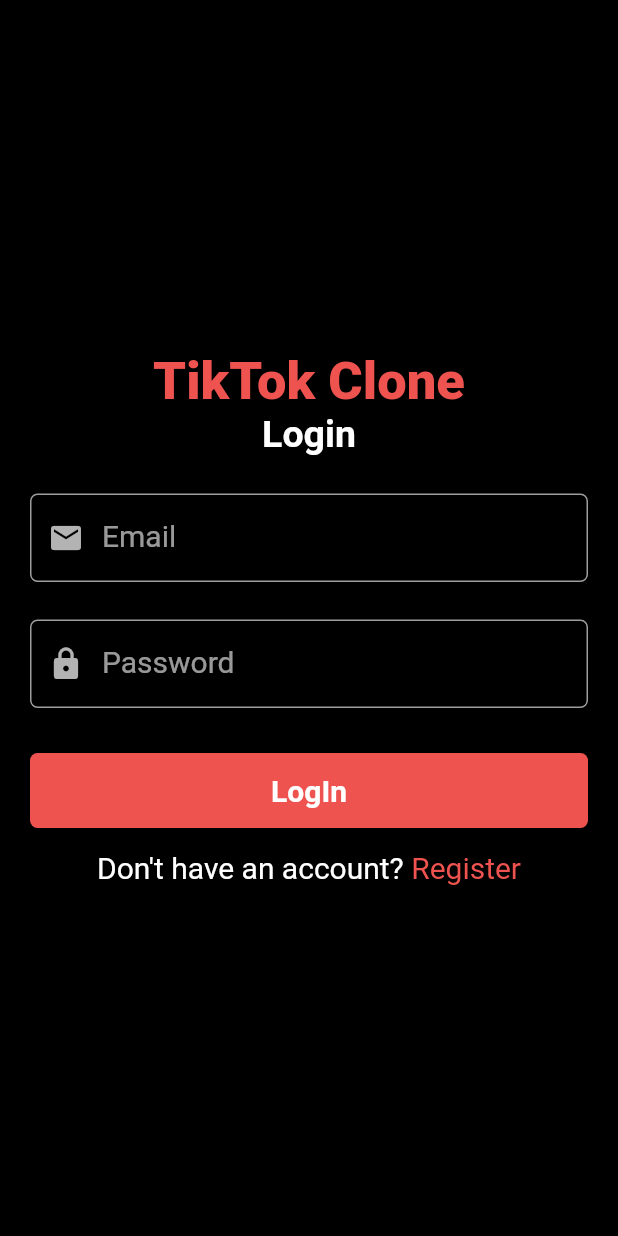
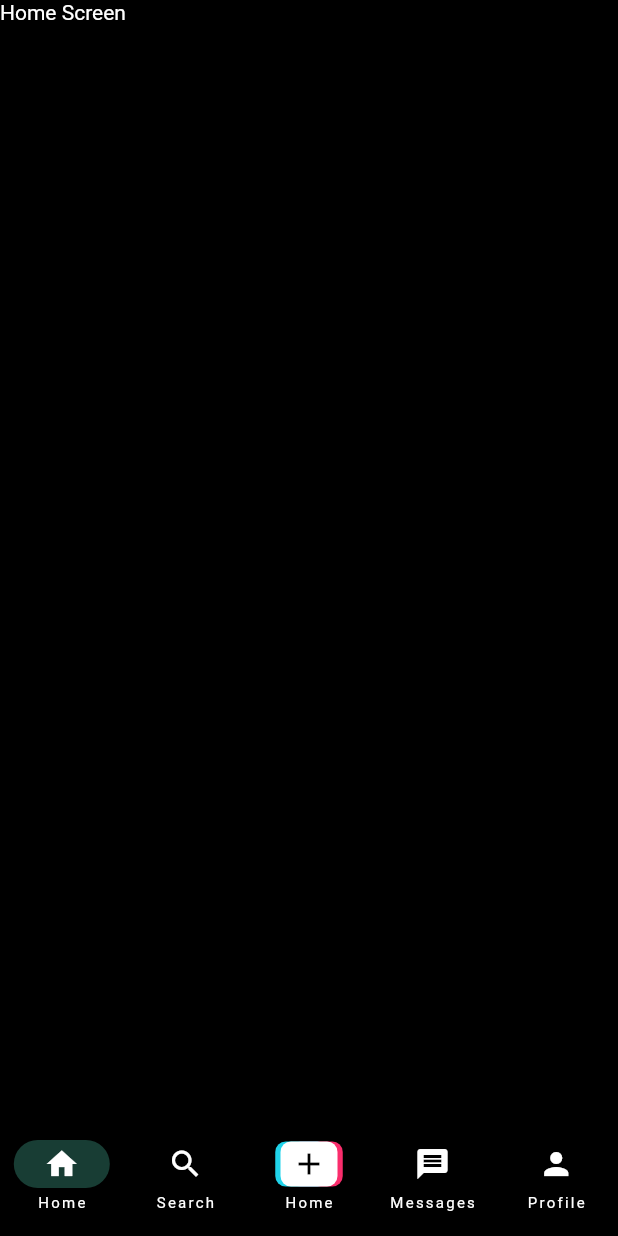
Before and after one commit to RPRKLR/flutter_learning, a Flutter app: the screen it shows after launch, on a phone screen of 412 x 824 dp. Run offline on Flutter 3.47's test engine with Material 2 defaults, Android fonts, the phone set to English and light mode, and no system bars; our stand-ins replace cloud_firestore, firebase_auth, firebase_core, firebase_storage, flutter_svg, get and 2 more; missing offline and left inert: video_compress; accounts and stored records are empty.

Commit message:
Added video uploading functionality, but there is a bug in the login, will work on it alter

```diff
--- a/tiktok_clone/lib/constants.dart
+++ b/tiktok_clone/lib/constants.dart
@@ -3,6 +3,16 @@ import 'package:firebase_auth/firebase_auth.dart';
 import 'package:firebase_storage/firebase_storage.dart';
 import 'package:flutter/material.dart';
 import 'package:tiktok_clone/controllers/auth_controller.dart';
+import 'package:tiktok_clone/views/screens/add_video_screen.dart';
+
+// Pages
+const pages = [
+  Text('Home Screen'),
+  Text('Messages Screen'),
+  AddVideoScreen(),
+  Text('Messages Screen'),
+  Text('Profile Screen'),
+];
 
 // COLORS
 const backgroundColor = Colors.black;
--- a/tiktok_clone/lib/main.dart
+++ b/tiktok_clone/lib/main.dart
@@ -4,6 +4,7 @@ import 'package:get/get.dart';
 import 'package:tiktok_clone/controllers/auth_controller.dart';
 import 'package:tiktok_clone/views/screens/auth/login_screen.dart';
 import 'package:tiktok_clone/views/screens/auth/signup_screen.dart';
+import 'package:tiktok_clone/views/screens/home_screen.dart';
 
 import './constants.dart';
 
@@ -29,7 +30,7 @@ class MyApp extends StatelessWidget {
       theme: ThemeData.dark().copyWith(
         scaffoldBackgroundColor: backgroundColor,
       ),
-      home: LoginScreen(),
+      home: HomeScreen(),
     );
   }
 }
--- /dev/null
+++ b/tiktok_clone/lib/views/screens/home_screen.dart
@@ -0,0 +1,56 @@
+import 'package:flutter/material.dart';
+import 'package:tiktok_clone/constants.dart';
+
+import '../widgets/custom_icon.dart';
+
+class HomeScreen extends StatefulWidget {
+  const HomeScreen({super.key});
+
+  @override
+  State<HomeScreen> createState() => _HomeScreenState();
+}
+
+class _HomeScreenState extends State<HomeScreen> {
+  int _pageIndex = 0;
+
+  @override
+  Widget build(BuildContext context) {
+    return Scaffold(
+      body: pages[_pageIndex],
+      bottomNavigationBar: NavigationBar(
+        backgroundColor: backgroundColor,
+        shadowColor: Colors.red,
+        surfaceTintColor: Colors.red,
+        // ignore: prefer_const_literals_to_create_immutables
+        destinations: [
+          const NavigationDestination(
+            icon: Icon(Icons.home),
+            label: 'Home',
+          ),
+          const NavigationDestination(
+            icon: Icon(Icons.search),
+            label: 'Search',
+          ),
+          const NavigationDestination(
+            icon: CustomIcon(),
+            label: 'Home',
+          ),
+          const NavigationDestination(
+            icon: Icon(Icons.message),
+            label: 'Messages',
+          ),
+          const NavigationDestination(
+            icon: Icon(Icons.person),
+            label: 'Profile',
+          ),
+        ],
+        selectedIndex: _pageIndex,
+        onDestinationSelected: (int index) {
+          setState(() {
+            _pageIndex = index;
+          });
+        },
+      ),
+    );
+  }
+}
--- /dev/null
+++ b/tiktok_clone/lib/views/widgets/custom_icon.dart
@@ -0,0 +1,47 @@
+import 'package:flutter/material.dart';
+
+class CustomIcon extends StatelessWidget {
+  const CustomIcon({super.key});
+
+  @override
+  Widget build(BuildContext context) {
+    return SizedBox(
+      width: 45,
+      height: 30,
+      child: Stack(
+        children: [
+          Container(
+            margin: const EdgeInsets.only(left: 10),
+            width: 38,
+            decoration: BoxDecoration(
+              color: const Color.fromARGB(255, 250, 45, 108),
+              borderRadius: BorderRadius.circular(7),
+            ),
+          ),
+          Container(
+            margin: const EdgeInsets.only(right: 10),
+            width: 38,
+            decoration: BoxDecoration(
+              color: const Color.fromARGB(255, 32, 211, 234),
+              borderRadius: BorderRadius.circular(7),
+            ),
+          ),
+          Center(
+            child: Container(
+              height: double.infinity,
+              width: 38,
+              decoration: BoxDecoration(
+                color: Colors.white,
+                borderRadius: BorderRadius.circular(7),
+              ),
+              child: const Icon(
+                Icons.add,
+                color: Colors.black,
+              ),
+            ),
+          ),
+        ],
+      ),
+    );
+  }
+}
--- a/tiktok_clone/pubspec.yaml
+++ b/tiktok_clone/pubspec.yaml
@@ -37,6 +37,8 @@ dependencies:
     sdk: flutter
   get: ^4.6.5
   image_picker: ^0.8.6
+  video_compress: ^3.1.2
+  video_player: ^2.4.10
 
 dev_dependencies:
   flutter_lints: ^2.0.0
```
Also changed, not shown: tiktok_clone/lib/controllers/auth_controller.dart (+20 -0 lines), tiktok_clone/lib/controllers/upload_video_controller.dart (added, +71 -0 lines), tiktok_clone/lib/models/video.dart (added, +61 -0 lines), tiktok_clone/lib/views/screens/add_video_screen.dart (added, +117 -0 lines), tiktok_clone/lib/views/screens/auth/login_screen.dart (+6 -1 lines), tiktok_clone/lib/views/screens/auth/signup_screen.dart (+6 -1 lines), tiktok_clone/lib/views/screens/confirm_screen.dart (added, +110 -0 lines), tiktok_clone/pubspec.lock, 2 other files.
